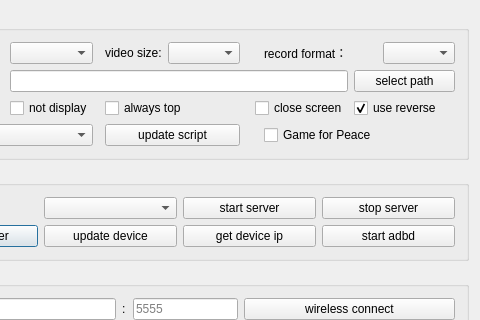
Qt form QtScrcpy/dialog.ui (barry-ran/QtScrcpy) before a commit; both pictures show x 120 to 600 and y 0 to 320 of the 600 by 692 pixel window.
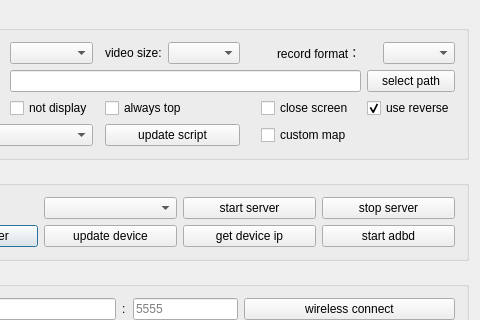
The same form after that commit.

Commit message: feat: game keymap finish

The edit to the form file:
```diff
--- a/QtScrcpy/dialog.ui
+++ b/QtScrcpy/dialog.ui
@@ -364,10 +364,10 @@
         </property>
        </widget>
       </item>
-      <item row="3" column="10" colspan="2">
+      <item row="3" column="9" colspan="4">
        <widget class="QCheckBox" name="gameCheck">
         <property name="text">
-         <string>Game for Peace</string>
+         <string>custom map</string>
         </property>
        </widget>
       </item>
```
The commit also changes 4 other files.
